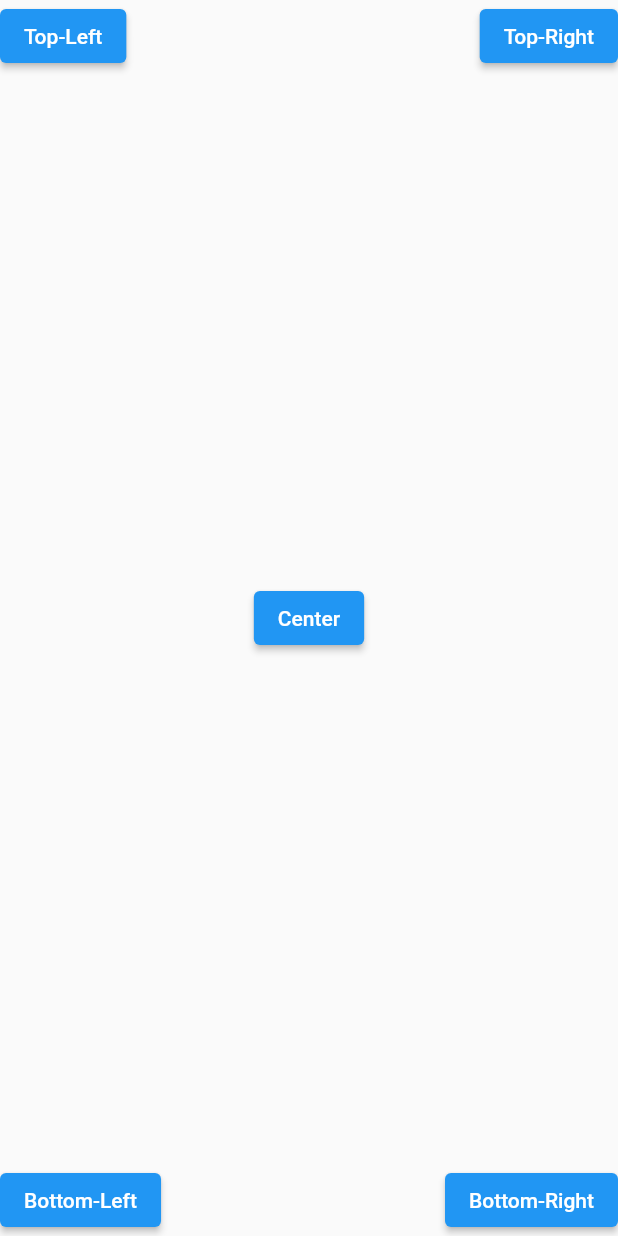
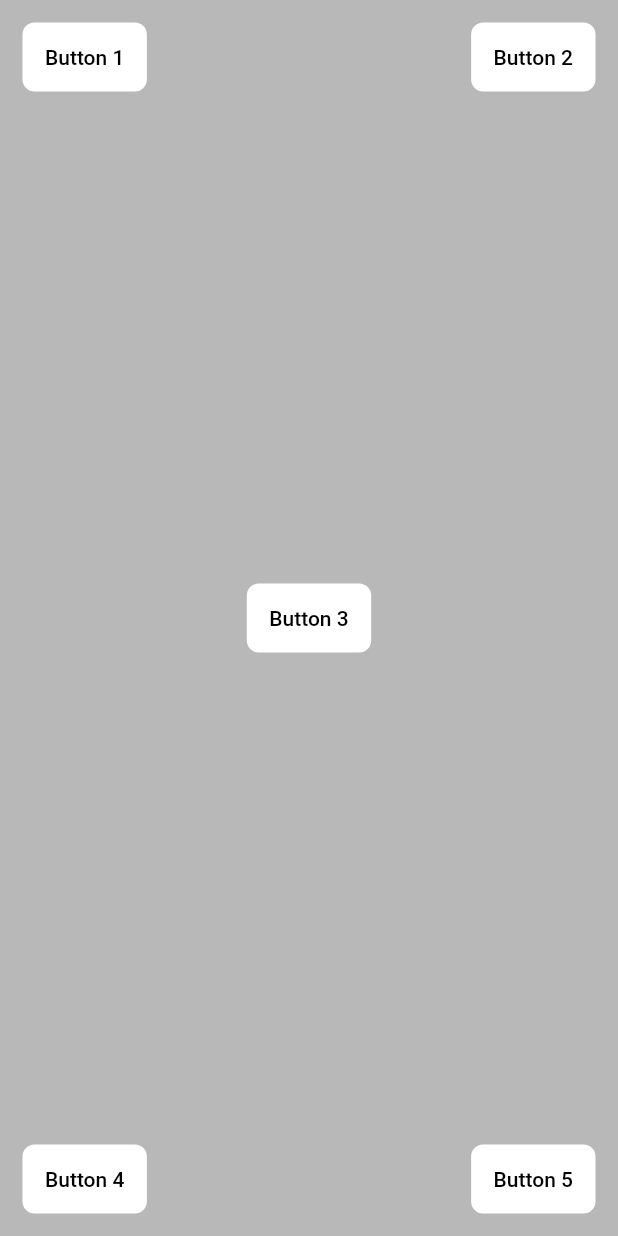
Before and after one commit to NipunGandhi/tooltip_plotline, a Flutter app: the screen it shows after launch, on a phone screen of 412 x 824 dp. Run offline on Flutter 3.47's test engine with Material 2 defaults, Android fonts, the phone set to English and light mode, and no system bars.

Commit message:
Buttons complete

```diff
--- /dev/null
+++ b/lib/config/colors.dart
@@ -0,0 +1,17 @@
+import 'package:flutter/material.dart';
+
+
+//class holding all colors used in the app
+class PlotlineColor {
+  //Font colors
+  static const Color lightFont1 = Color.fromRGBO(255, 255, 255, 1);
+  static const Color darkFont1 = Color.fromRGBO(0, 0, 0, 1);
+
+  //Background Color
+  static const Color background1 = Color.fromRGBO(184, 184, 184, 1);
+  static const Color background2 = Color.fromRGBO(255, 255, 255, 1);
+
+  // Line Divider colors
+  static const dividerDark = Color.fromRGBO(54, 52, 59, 1);
+
+}
--- a/lib/screens/homescreen.dart
+++ b/lib/screens/homescreen.dart
@@ -1,46 +1,55 @@
 import 'package:flutter/material.dart';
+import 'package:tooltip_plotline/widget/custom_button.dart';
+
+import '../config/colors.dart';
 
 class HomeScreen extends StatelessWidget {
   const HomeScreen({super.key});
 
   @override
   Widget build(BuildContext context) {
-    return Scaffold(
-      body: Column(
+    return SafeArea(
+      child: Scaffold(
+        backgroundColor: PlotlineColor.background1,
+        body: Container(
+          padding: const EdgeInsets.all(15),
+          child: Column(
             mainAxisAlignment: MainAxisAlignment.spaceBetween,
             children: [
               Row(
                 mainAxisAlignment: MainAxisAlignment.spaceBetween,
                 children: [
-              ElevatedButton(
+                  CustomButton(
                     onPressed: () {},
-                child: const Text('Top-Left'),
+                    text: 'Button 1',
                   ),
-              ElevatedButton(
+                  CustomButton(
                     onPressed: () {},
-                child: const Text('Top-Right'),
+                    text: 'Button 2',
                   ),
                 ],
               ),
-          ElevatedButton(
+              CustomButton(
                 onPressed: () {},
-            child: const Text('Center'),
+                text: 'Button 3',
               ),
               Row(
                 mainAxisAlignment: MainAxisAlignment.spaceBetween,
                 children: [
-              ElevatedButton(
+                  CustomButton(
                     onPressed: () {},
-                child: const Text('Bottom-Left'),
+                    text: 'Button 4',
                   ),
-              ElevatedButton(
+                  CustomButton(
                     onPressed: () {},
-                child: const Text('Bottom-Right'),
+                    text: 'Button 5',
                   ),
                 ],
               ),
             ],
           ),
+        ),
+      ),
     );
   }
 }
--- /dev/null
+++ b/lib/widget/custom_button.dart
@@ -0,0 +1,64 @@
+import 'package:flutter/material.dart';
+import 'package:tooltip_plotline/config/colors.dart';
+
+class CustomButton extends StatelessWidget {
+  final String text;
+  final Function()? onPressed;
+  final Color? color;
+  final Color? fontColor;
+  final double? height;
+  final double? width;
+  final EdgeInsets? padding;
+  final EdgeInsets? margin;
+  final Widget? icon;
+  final TextStyle? textStyle;
+  const CustomButton({
+    required this.text,
+    required this.onPressed,
+    this.color,
+    this.fontColor,
+    this.height,
+    this.width,
+    this.padding,
+    this.margin,
+    this.icon,
+    this.textStyle,
+    super.key,
+  });
+
+  @override
+  Widget build(BuildContext context) {
+    return IntrinsicWidth(
+      child: GestureDetector(
+        onTap: onPressed,
+        child: Container(
+          decoration: BoxDecoration(
+            color: color ?? PlotlineColor.background2,
+            borderRadius: const BorderRadius.all(Radius.circular(8)),
+          ),
+          height: height,
+          width: width,
+          padding: padding ?? const EdgeInsets.all(15),
+          margin: margin,
+          child: Center(
+            child: Row(
+              mainAxisAlignment: MainAxisAlignment.center,
+              children: [
+                if (icon != null) icon!,
+                if (icon != null) const SizedBox(width: 3),
+                Text(
+                  text,
+                  style: textStyle != null
+                      ? textStyle!.copyWith(color: fontColor ?? PlotlineColor.darkFont1)
+                      : Theme.of(context).textTheme.bodyLarge!.copyWith(
+                          fontWeight: FontWeight.w500,
+                          color: fontColor ?? PlotlineColor.darkFont1),
+                ),
+              ],
+            ),
+          ),
+        ),
+      ),
+    );
+  }
+}
```
Lines whose indentation alone changed are shown as unchanged.
